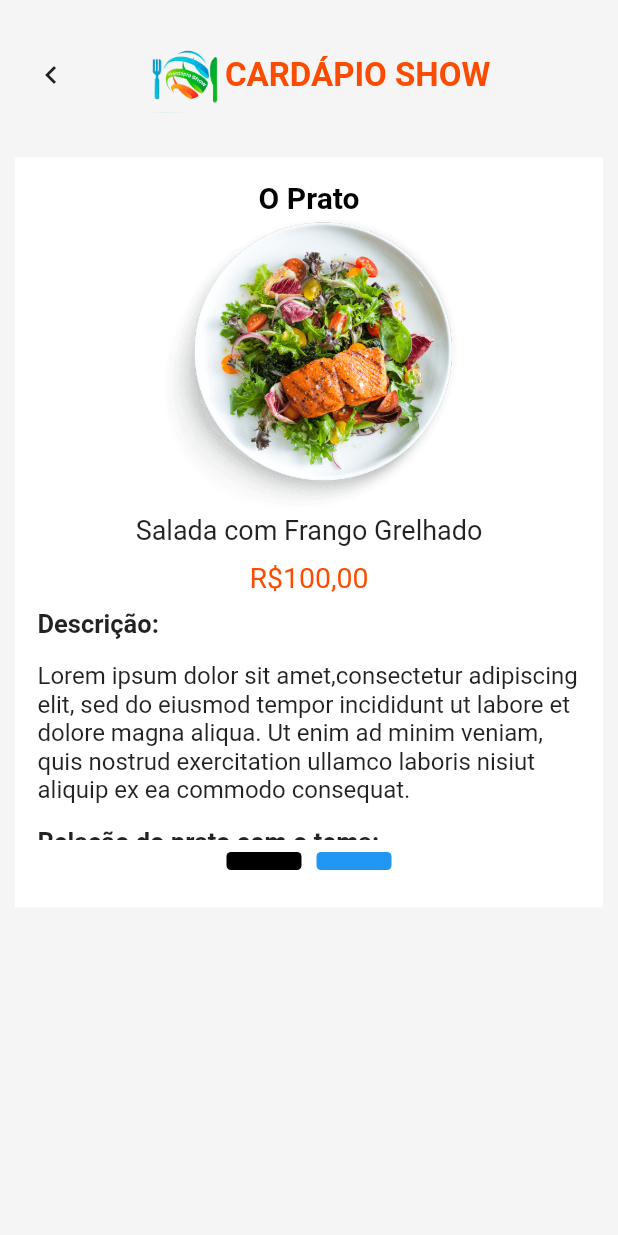
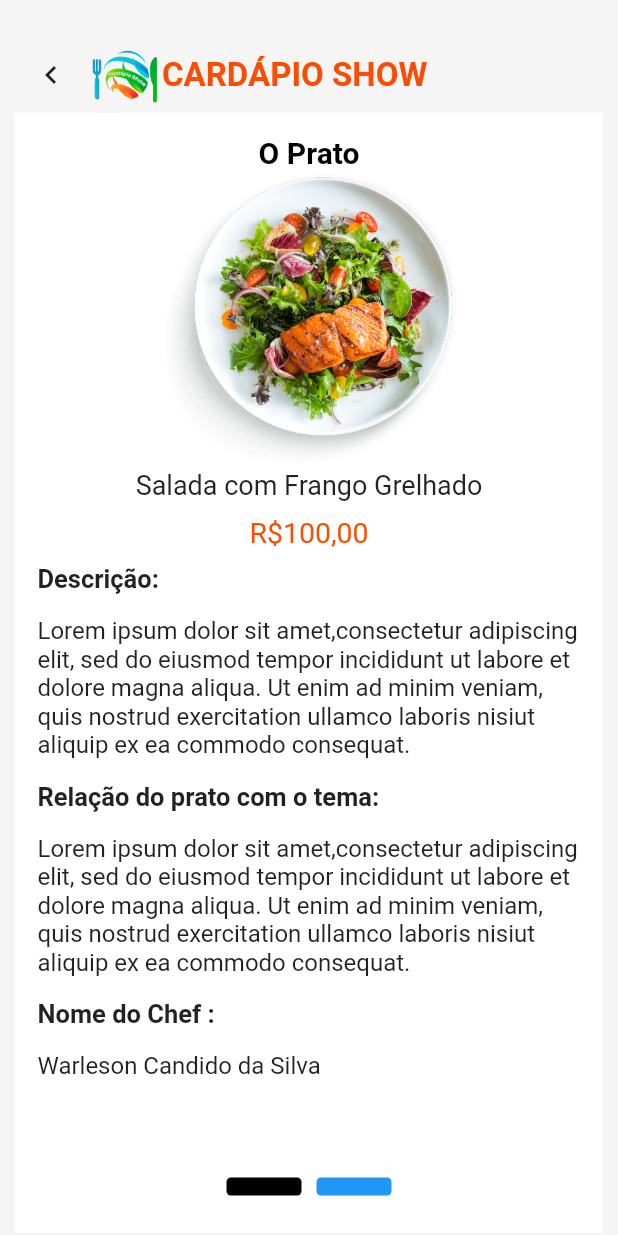
Before and after one commit to warlesoncandido/showCode, a Flutter app: the Sobre screen opened directly with empty values, swiped to page 2, on a phone screen of 412 x 824 dp. Run offline on Flutter 3.47's test engine with Material 2 defaults, Android fonts, the phone set to English and light mode, and no system bars; drawn by our look-alikes of page_indicator; our stand-ins replace mask_text_input_formatter; network calls fail.

Commit message:
Arrumando a responsividade

```diff
--- a/lib/pages/cardapio.dart
+++ b/lib/pages/cardapio.dart
@@ -67,13 +67,15 @@ class _CardapioState extends State<Cardapio> {
                               onPressed: (){
                                 Navigator.pop(context);
                               }),
+
                           Container(
                             height: 50,
                             width: 50,
-                            margin: EdgeInsets.only(right: 2,left: 40),
+                            // ,
                             child: Image.asset('images/icon-cardapio-show-transparente.png'),
                           ),
                           Expanded(
+                            flex: 1,
                             child: Text("CARDÁPIO SHOW",
                               style:TextStyle(
                                   color: Color.fromRGBO(252, 76, 2, 1)
--- a/lib/pages/home.dart
+++ b/lib/pages/home.dart
@@ -120,10 +120,12 @@ class Login extends StatelessWidget {
                     ),
                   ),
                 ),
-              Container(
+
+                Container(
                 width: 300,
                 child: Image.asset('images/prato.png'),
               )
+
               ],
 
             ),
--- a/lib/pages/sobre.dart
+++ b/lib/pages/sobre.dart
@@ -23,23 +23,24 @@ class _SobreState extends State<Sobre> {
           child: Column(
             crossAxisAlignment: CrossAxisAlignment.center,
       children: <Widget>[
-      Container(
-        padding: EdgeInsets.only(bottom: 30),
+        Expanded(
+                      flex: 0,
                       child: Row(
-
                         children: <Widget>[
                           IconButton(
                               icon: Icon(Icons.navigate_before),
                               onPressed: (){
                                 Navigator.pop(context);
                               }),
+
                           Container(
                             height: 50,
                             width: 50,
-              margin: EdgeInsets.only(right: 2,left: 40),
+                            // ,
                             child: Image.asset('images/icon-cardapio-show-transparente.png'),
                           ),
                           Expanded(
+                            flex: 1,
                             child: Text("CARDÁPIO SHOW",
                               style:TextStyle(
                                   color: Color.fromRGBO(252, 76, 2, 1)
@@ -50,7 +51,10 @@ class _SobreState extends State<Sobre> {
                       ),
                     ),
 
-        Container(
+
+       Expanded(
+         flex: 1,
+         child:  Container(
           padding: EdgeInsets.fromLTRB(15, 15, 15, 15),
             color: Colors.white,
           width: 1000,
@@ -239,6 +243,7 @@ class _SobreState extends State<Sobre> {
                 )
               ),
 
+
 // INICIO DO SOBRE O PRATO
 
               Container(
@@ -353,6 +358,7 @@ class _SobreState extends State<Sobre> {
 
 
       ),
+       ),
 
       ]
       )
```
Also changed, not shown: 1 other file. Lines whose indentation alone changed are shown as unchanged.
